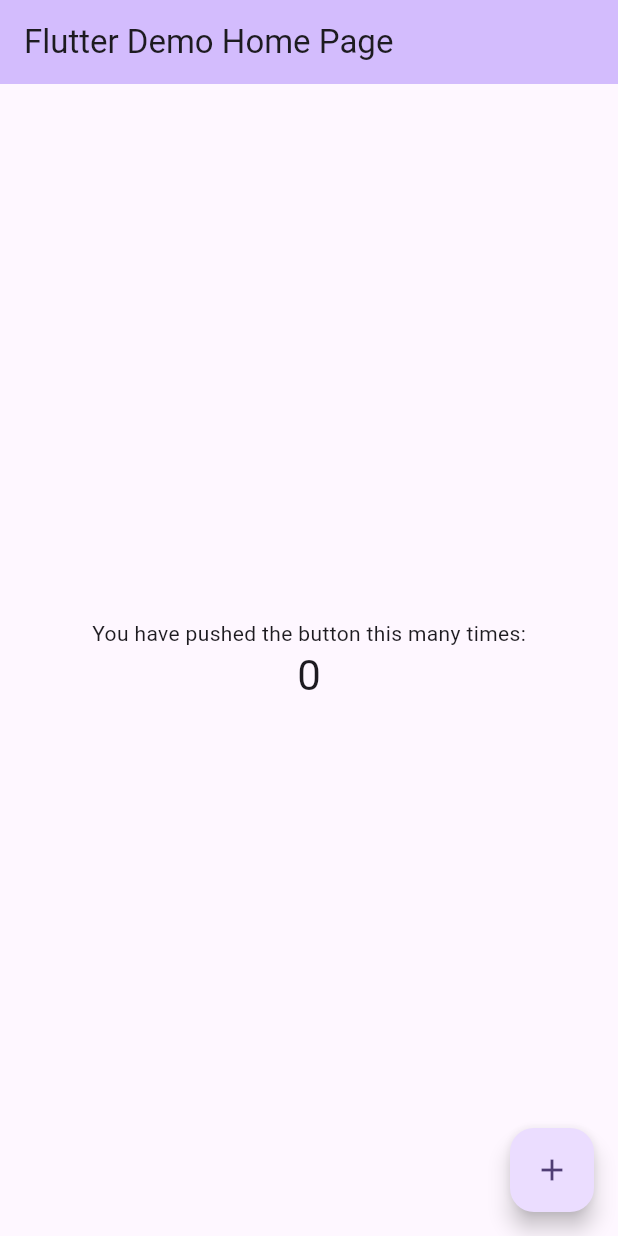
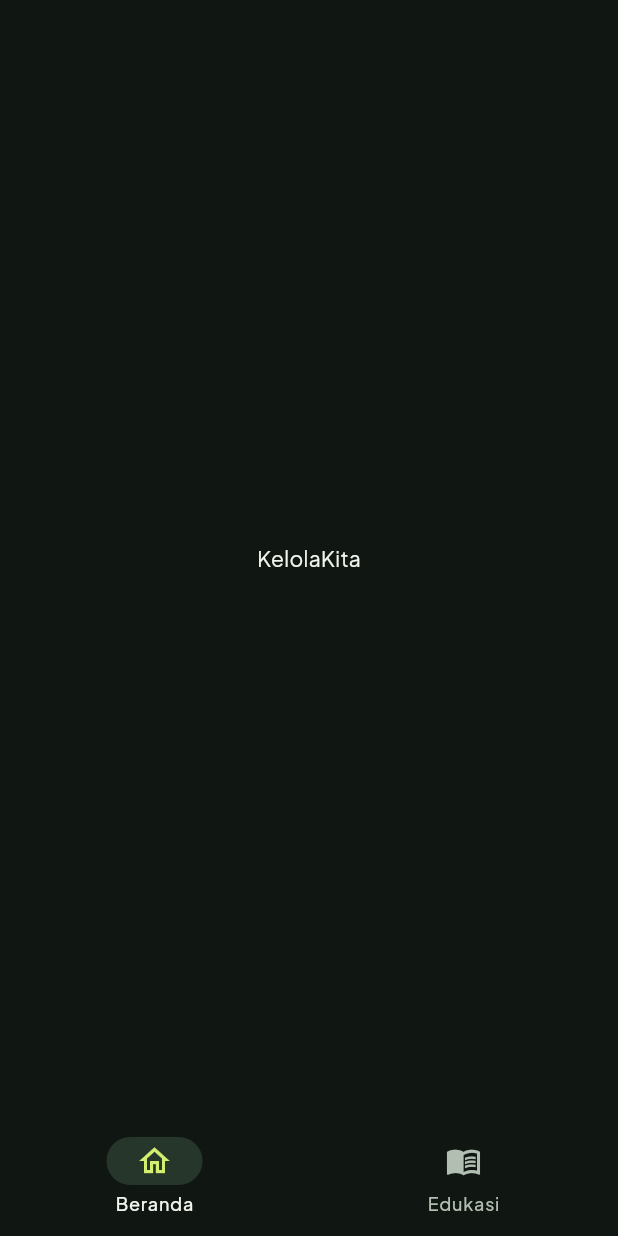
Before and after one commit to pbp-f-kelompok-1/KelolaKita_mobile, a Flutter app: the screen it shows after launch, on a phone screen of 412 x 824 dp. Run offline on Flutter 3.47's test engine with Material 3 defaults, Android fonts, the phone set to English and light mode, and no system bars.

Commit message:
feat(education): add Flutter education screens

```diff
--- a/lib/main.dart
+++ b/lib/main.dart
@@ -1,122 +1,80 @@
 import 'package:flutter/material.dart';
 
-void main() {
-  runApp(const MyApp());
-}
+import 'education_page.dart';
 
-class MyApp extends StatelessWidget {
-  const MyApp({super.key});
+void main() => runApp(const KelolaKitaApp());
 
-  // This widget is the root of your application.
+class KelolaKitaApp extends StatelessWidget {
+  const KelolaKitaApp({super.key});
+
   @override
   Widget build(BuildContext context) {
     return MaterialApp(
-      title: 'Flutter Demo',
+      debugShowCheckedModeBanner: false,
+      title: 'KelolaKita',
       theme: ThemeData(
-        // This is the theme of your application.
-        //
-        // TRY THIS: Try running your application with "flutter run". You'll see
-        // the application has a purple toolbar. Then, without quitting the app,
-        // try changing the seedColor in the colorScheme below to Colors.green
-        // and then invoke "hot reload" (save your changes or press the "hot
-        // reload" button in a Flutter-supported IDE, or press "r" if you used
-        // the command line to start the app).
-        //
-        // Notice that the counter didn't reset back to zero; the application
-        // state is not lost during the reload. To reset the state, use hot
-        // restart instead.
-        //
-        // This works for code too, not just values: Most code changes can be
-        // tested with just a hot reload.
-        colorScheme: .fromSeed(seedColor: Colors.deepPurple),
+        fontFamily: 'Plus Jakarta Sans',
+        colorScheme:
+            ColorScheme.fromSeed(
+              seedColor: const Color(0xFFFBFD74),
+              brightness: Brightness.dark,
+            ).copyWith(
+              primary: const Color(0xFFFBFD74),
+              onPrimary: const Color(0xFF19270F),
+              surface: const Color(0xFF101713),
+              onSurface: const Color(0xFFF2F5ED),
+              onSurfaceVariant: const Color(0xFFB1BEB1),
+              secondaryContainer: const Color(0xFF26362B),
+              onSecondaryContainer: const Color(0xFFD4EF70),
+            ),
+        scaffoldBackgroundColor: const Color(0xFF101713),
+        cardTheme: const CardThemeData(
+          color: Color(0xFF1A251F),
+          elevation: 0,
+          margin: EdgeInsets.zero,
+          shape: RoundedRectangleBorder(
+            borderRadius: BorderRadius.all(Radius.circular(24)),
+          ),
+        ),
+        navigationBarTheme: const NavigationBarThemeData(
+          backgroundColor: Color(0xFF101713),
+        ),
       ),
-      home: const MyHomePage(title: 'Flutter Demo Home Page'),
+      home: const _AppShell(),
     );
   }
 }
 
-class MyHomePage extends StatefulWidget {
-  const MyHomePage({super.key, required this.title});
-
-  // This widget is the home page of your application. It is stateful, meaning
-  // that it has a State object (defined below) that contains fields that affect
-  // how it looks.
-
-  // This class is the configuration for the state. It holds the values (in this
-  // case the title) provided by the parent (in this case the App widget) and
-  // used by the build method of the State. Fields in a Widget subclass are
-  // always marked "final".
-
-  final String title;
+class _AppShell extends StatefulWidget {
+  const _AppShell();
 
   @override
-  State<MyHomePage> createState() => _MyHomePageState();
+  State<_AppShell> createState() => _AppShellState();
 }
 
-class _MyHomePageState extends State<MyHomePage> {
-  int _counter = 0;
-
-  void _incrementCounter() {
-    setState(() {
-      // This call to setState tells the Flutter framework that something has
-      // changed in this State, which causes it to rerun the build method below
-      // so that the display can reflect the updated values. If we changed
-      // _counter without calling setState(), then the build method would not be
-      // called again, and so nothing would appear to happen.
-      _counter++;
-    });
-  }
+class _AppShellState extends State<_AppShell> {
+  int selected = 0;
 
   @override
-  Widget build(BuildContext context) {
-    // This method is rerun every time setState is called, for instance as done
-    // by the _incrementCounter method above.
-    //
-    // The Flutter framework has been optimized to make rerunning build methods
-    // fast, so that you can just rebuild anything that needs updating rather
-    // than having to individually change instances of widgets.
-    return Scaffold(
-      appBar: AppBar(
-        // TRY THIS: Try changing the color here to a specific color (to
-        // Colors.amber, perhaps?) and trigger a hot reload to see the AppBar
-        // change color while the other colors stay the same.
-        backgroundColor: Theme.of(context).colorScheme.inversePrimary,
-        // Here we take the value from the MyHomePage object that was created by
-        // the App.build method, and use it to set our appbar title.
-        title: Text(widget.title),
-      ),
-      body: Center(
-        // Center is a layout widget. It takes a single child and positions it
-        // in the middle of the parent.
-        child: Column(
-          // Column is also a layout widget. It takes a list of children and
-          // arranges them vertically. By default, it sizes itself to fit its
-          // children horizontally, and tries to be as tall as its parent.
-          //
-          // Column has various properties to control how it sizes itself and
-          // how it positions its children. Here we use mainAxisAlignment to
-          // center the children vertically; the main axis here is the vertical
-          // axis because Columns are vertical (the cross axis would be
-          // horizontal).
-          //
-          // TRY THIS: Invoke "debug painting" (choose the "Toggle Debug Paint"
-          // action in the IDE, or press "p" in the console), to see the
-          // wireframe for each widget.
-          mainAxisAlignment: .center,
-          children: [
-            const Text('You have pushed the button this many times:'),
-            Text(
-              '$_counter',
-              style: Theme.of(context).textTheme.headlineMedium,
-            ),
-          ],
+  Widget build(BuildContext context) => Scaffold(
+    body: SafeArea(
+      child: selected == 0
+          ? const Center(child: Text('KelolaKita'))
+          : const EducationPage(),
+    ),
+    bottomNavigationBar: NavigationBar(
+      selectedIndex: selected,
+      onDestinationSelected: (index) => setState(() => selected = index),
+      destinations: const [
+        NavigationDestination(
+          icon: Icon(Icons.home_outlined),
+          label: 'Beranda',
         ),
-      ),
-      floatingActionButton: FloatingActionButton(
-        onPressed: _incrementCounter,
-        tooltip: 'Increment',
-        child: const Icon(Icons.add),
-      ),
-    );
-  }
+        NavigationDestination(
+          icon: Icon(Icons.menu_book_outlined),
+          label: 'Edukasi',
+        ),
+      ],
+    ),
+  );
 }
--- a/pubspec.yaml
+++ b/pubspec.yaml
@@ -34,6 +34,7 @@ dependencies:
   # The following adds the Cupertino Icons font to your application.
   # Use with the CupertinoIcons class for iOS style icons.
   cupertino_icons: ^1.0.8
+  http: ^1.6.0
 
 dev_dependencies:
   flutter_test:
@@ -56,6 +57,10 @@ flutter:
   # included with your application, so that you can use the icons in
   # the material Icons class.
   uses-material-design: true
+  fonts:
+    - family: Plus Jakarta Sans
+      fonts:
+        - asset: assets/fonts/PlusJakartaSans.ttf
 
   # To add assets to your application, add an assets section, like this:
   # assets:
```
Also changed, not shown: assets/fonts/OFL.txt (added, +93 -0 lines), lib/education_page.dart (added, +252 -0 lines), assets/fonts/PlusJakartaSans.ttf (added), pubspec.lock, 4 other files.
